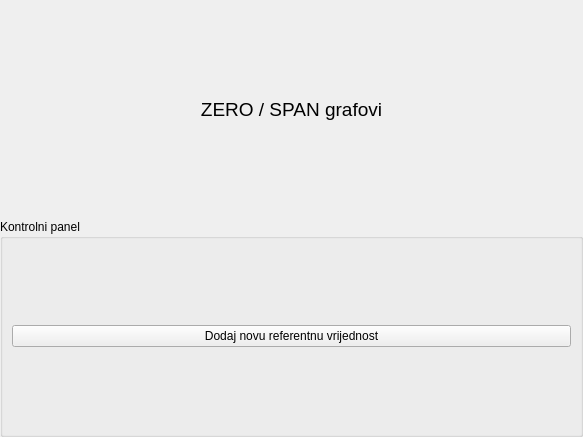
This is zerospan.ui in kluksa/kontrola-podataka as Qt 5 draws it before an edit. The edited form follows.
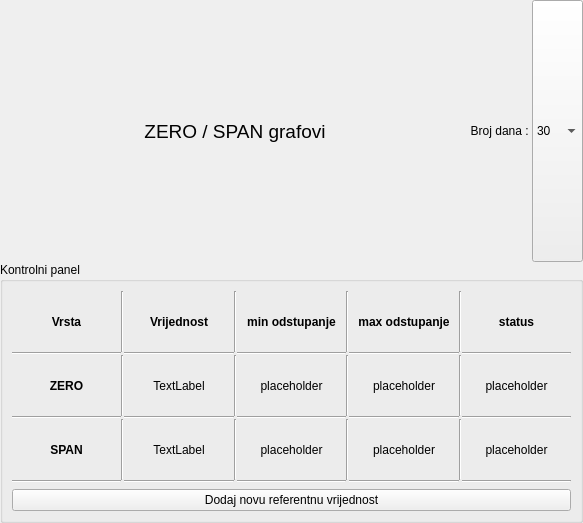
This is the edited form.

Commit message: Dodao combobox za izbor boroja dana u zero/span panel. Takodjer dodao i "tablicu" sa podacima ziabrane tocke (puni se levim ili middle klikom na tocku). Disableo sam scroll zoom opciju na zero i span grafu (privremeno), ali rectangle zoom radi prema zelji (i zoom i span graf se jednako zoomiraju po x osi). Dodatano, rectangle zoom vise nije proziran box vec ima zutu ispunu (na zero i span grafu se nije vidio zbog filla...).

Patch:
```diff
--- a/zerospan.ui
+++ b/zerospan.ui
@@ -7,7 +7,7 @@
     <x>0</x>
     <y>0</y>
     <width>583</width>
-    <height>437</height>
+    <height>523</height>
    </rect>
   </property>
   <property name="windowTitle">
@@ -21,19 +21,85 @@
     <number>0</number>
    </property>
    <item>
-    <widget class="QLabel" name="glavniLabel">
-     <property name="font">
-      <font>
-       <pointsize>14</pointsize>
-      </font>
-     </property>
-     <property name="text">
-      <string>ZERO / SPAN grafovi</string>
-     </property>
-     <property name="alignment">
-      <set>Qt::AlignCenter</set>
-     </property>
-    </widget>
+    <layout class="QHBoxLayout" name="horizontalLayout">
+     <item>
+      <widget class="QLabel" name="glavniLabel">
+       <property name="sizePolicy">
+        <sizepolicy hsizetype="Expanding" vsizetype="Minimum">
+         <horstretch>0</horstretch>
+         <verstretch>0</verstretch>
+        </sizepolicy>
+       </property>
+       <property name="font">
+        <font>
+         <pointsize>14</pointsize>
+        </font>
+       </property>
+       <property name="text">
+        <string>ZERO / SPAN grafovi</string>
+       </property>
+       <property name="alignment">
+        <set>Qt::AlignCenter</set>
+       </property>
+      </widget>
+     </item>
+     <item>
+      <widget class="QLabel" name="label_13">
+       <property name="sizePolicy">
+        <sizepolicy hsizetype="Minimum" vsizetype="Minimum">
+         <horstretch>0</horstretch>
+         <verstretch>0</verstretch>
+        </sizepolicy>
+       </property>
+       <property name="text">
+        <string>Broj dana : </string>
+       </property>
+       <property name="alignment">
+        <set>Qt::AlignRight|Qt::AlignTrailing|Qt::AlignVCenter</set>
+       </property>
+      </widget>
+     </item>
+     <item>
+      <widget class="QComboBox" name="brojDana">
+       <property name="sizePolicy">
+        <sizepolicy hsizetype="Minimum" vsizetype="Minimum">
+         <horstretch>0</horstretch>
+         <verstretch>0</verstretch>
+        </sizepolicy>
+       </property>
+       <item>
+        <property name="text">
+         <string>30</string>
+        </property>
+       </item>
+       <item>
+        <property name="text">
+         <string>60</string>
+        </property>
+       </item>
+       <item>
+        <property name="text">
+         <string>90</string>
+        </property>
+       </item>
+       <item>
+        <property name="text">
+         <string>120</string>
+        </property>
+       </item>
+       <item>
+        <property name="text">
+         <string>150</string>
+        </property>
+       </item>
+       <item>
+        <property name="text">
+         <string>180</string>
+        </property>
+       </item>
+      </widget>
+     </item>
+    </layout>
    </item>
    <item>
     <layout class="QVBoxLayout" name="spanLayout">
@@ -54,8 +120,396 @@
      <property name="title">
       <string>Kontrolni panel</string>
      </property>
-     <layout class="QGridLayout" name="gridLayout">
-      <item row="0" column="0">
+     <layout class="QVBoxLayout" name="verticalLayout_2">
+      <item>
+       <layout class="QGridLayout" name="gridLayout">
+        <property name="spacing">
+         <number>0</number>
+        </property>
+        <item row="1" column="0">
+         <widget class="Line" name="line">
+          <property name="orientation">
+           <enum>Qt::Horizontal</enum>
+          </property>
+         </widget>
+        </item>
+        <item row="2" column="4">
+         <widget class="QLabel" name="zeroMinD">
+          <property name="text">
+           <string>placeholder</string>
+          </property>
+          <property name="alignment">
+           <set>Qt::AlignCenter</set>
+          </property>
+         </widget>
+        </item>
+        <item row="0" column="0">
+         <widget class="QLabel" name="label_12">
+          <property name="font">
+           <font>
+            <weight>75</weight>
+            <bold>true</bold>
+           </font>
+          </property>
+          <property name="text">
+           <string>Vrsta</string>
+          </property>
+          <property name="alignment">
+           <set>Qt::AlignCenter</set>
+          </property>
+         </widget>
+        </item>
+        <item row="2" column="0">
+         <widget class="QLabel" name="label">
+          <property name="font">
+           <font>
+            <weight>75</weight>
+            <bold>true</bold>
+           </font>
+          </property>
+          <property name="text">
+           <string>ZERO</string>
+          </property>
+          <property name="alignment">
+           <set>Qt::AlignCenter</set>
+          </property>
+         </widget>
+        </item>
+        <item row="4" column="0">
+         <widget class="QLabel" name="label_2">
+          <property name="font">
+           <font>
+            <weight>75</weight>
+            <bold>true</bold>
+           </font>
+          </property>
+          <property name="text">
+           <string>SPAN</string>
+          </property>
+          <property name="alignment">
+           <set>Qt::AlignCenter</set>
+          </property>
+         </widget>
+        </item>
+        <item row="4" column="4">
+         <widget class="QLabel" name="spanMinD">
+          <property name="text">
+           <string>placeholder</string>
+          </property>
+          <property name="alignment">
+           <set>Qt::AlignCenter</set>
+          </property>
+         </widget>
+        </item>
+        <item row="0" column="4">
+         <widget class="QLabel" name="label_5">
+          <property name="font">
+           <font>
+            <weight>75</weight>
+            <bold>true</bold>
+           </font>
+          </property>
+          <property name="text">
+           <string>min odstupanje</string>
+          </property>
+          <property name="alignment">
+           <set>Qt::AlignCenter</set>
+          </property>
+         </widget>
+        </item>
+        <item row="0" column="6">
+         <widget class="QLabel" name="label_6">
+          <property name="font">
+           <font>
+            <weight>75</weight>
+            <bold>true</bold>
+           </font>
+          </property>
+          <property name="text">
+           <string>max odstupanje</string>
+          </property>
+          <property name="alignment">
+           <set>Qt::AlignCenter</set>
+          </property>
+         </widget>
+        </item>
+        <item row="0" column="8">
+         <widget class="QLabel" name="label_7">
+          <property name="font">
+           <font>
+            <weight>75</weight>
+            <bold>true</bold>
+           </font>
+          </property>
+          <property name="text">
+           <string>status</string>
+          </property>
+          <property name="alignment">
+           <set>Qt::AlignCenter</set>
+          </property>
+         </widget>
+        </item>
+        <item row="2" column="6">
+         <widget class="QLabel" name="zeroMaxD">
+          <property name="text">
+           <string>placeholder</string>
+          </property>
+          <property name="alignment">
+           <set>Qt::AlignCenter</set>
+          </property>
+         </widget>
+        </item>
+        <item row="4" column="6">
+         <widget class="QLabel" name="spanMaxD">
+          <property name="text">
+           <string>placeholder</string>
+          </property>
+          <property name="alignment">
+           <set>Qt::AlignCenter</set>
+          </property>
+         </widget>
+        </item>
+        <item row="2" column="8">
+         <widget class="QLabel" name="zeroStatus">
+          <property name="text">
+           <string>placeholder</string>
+          </property>
+          <property name="alignment">
+           <set>Qt::AlignCenter</set>
+          </property>
+         </widget>
+        </item>
+        <item row="4" column="8">
+         <widget class="QLabel" name="spanStatus">
+          <property name="text">
+           <string>placeholder</string>
+          </property>
+          <property name="alignment">
+           <set>Qt::AlignCenter</set>
+          </property>
+         </widget>
+        </item>
+        <item row="1" column="4">
+         <widget class="Line" name="line_2">
+          <property name="orientation">
+           <enum>Qt::Horizontal</enum>
+          </property>
+         </widget>
+        </item>
+        <item row="0" column="2">
+         <widget class="QLabel" name="label_14">
+          <property name="font">
+           <font>
+            <weight>75</weight>
+            <bold>true</bold>
+           </font>
+          </property>
+          <property name="text">
+           <string>Vrijednost</string>
+          </property>
+          <property name="alignment">
+           <set>Qt::AlignCenter</set>
+          </property>
+         </widget>
+        </item>
+        <item row="4" column="2">
+         <widget class="QLabel" name="spanValue">
+          <property name="text">
+           <string>TextLabel</string>
+          </property>
+          <property name="alignment">
+           <set>Qt::AlignCenter</set>
+          </property>
+         </widget>
+        </item>
+        <item row="5" column="4">
+         <widget class="Line" name="line_10">
+          <property name="orientation">
+           <enum>Qt::Horizontal</enum>
+          </property>
+         </widget>
+        </item>
+        <item row="1" column="6">
+         <widget class="Line" name="line_3">
+          <property name="orientation">
+           <enum>Qt::Horizontal</enum>
+          </property>
+         </widget>
+        </item>
+        <item row="3" column="8">
+         <widget class="Line" name="line_8">
+          <property name="orientation">
+           <enum>Qt::Horizontal</enum>
+          </property>
+         </widget>
+        </item>
+        <item row="1" column="8">
+         <widget class="Line" name="line_4">
+          <property name="orientation">
+           <enum>Qt::Horizontal</enum>
+          </property>
+         </widget>
+        </item>
+        <item row="3" column="0">
+         <widget class="Line" name="line_5">
+          <property name="orientation">
+           <enum>Qt::Horizontal</enum>
+          </property>
+         </widget>
+        </item>
+        <item row="5" column="0">
+         <widget class="Line" name="line_9">
+          <property name="orientation">
+           <enum>Qt::Horizontal</enum>
+          </property>
+         </widget>
+        </item>
+        <item row="3" column="4">
+         <widget class="Line" name="line_6">
+          <property name="orientation">
+           <enum>Qt::Horizontal</enum>
+          </property>
+         </widget>
+        </item>
+        <item row="3" column="6">
+         <widget class="Line" name="line_7">
+          <property name="orientation">
+           <enum>Qt::Horizontal</enum>
+          </property>
+         </widget>
+        </item>
+        <item row="5" column="6">
+         <widget class="Line" name="line_11">
+          <property name="orientation">
+           <enum>Qt::Horizontal</enum>
+          </property>
+         </widget>
+        </item>
+        <item row="4" column="3">
+         <widget class="Line" name="line_15">
+          <property name="orientation">
+           <enum>Qt::Vertical</enum>
+          </property>
+         </widget>
+        </item>
+        <item row="0" column="5">
+         <widget class="Line" name="line_16">
+          <property name="orientation">
+           <enum>Qt::Vertical</enum>
+          </property>
+         </widget>
+        </item>
+        <item row="0" column="3">
+         <widget class="Line" name="line_13">
+          <property name="orientation">
+           <enum>Qt::Vertical</enum>
+          </property>
+         </widget>
+        </item>
+        <item row="5" column="8">
+         <widget class="Line" name="line_12">
+          <property name="orientation">
+           <enum>Qt::Horizontal</enum>
+          </property>
+         </widget>
+        </item>
+        <item row="2" column="3">
+         <widget class="Line" name="line_14">
+          <property name="orientation">
+           <enum>Qt::Vertical</enum>
+          </property>
+         </widget>
+        </item>
+        <item row="2" column="5">
+         <widget class="Line" name="line_17">
+          <property name="orientation">
+           <enum>Qt::Vertical</enum>
+          </property>
+         </widget>
+        </item>
+        <item row="4" column="5">
+         <widget class="Line" name="line_18">
+          <property name="orientation">
+           <enum>Qt::Vertical</enum>
+          </property>
+         </widget>
+        </item>
+        <item row="0" column="7">
+         <widget class="Line" name="line_19">
+          <property name="orientation">
+           <enum>Qt::Vertical</enum>
+          </property>
+         </widget>
+        </item>
+        <item row="2" column="7">
+         <widget class="Line" name="line_20">
+          <property name="orientation">
+           <enum>Qt::Vertical</enum>
+          </property>
+         </widget>
+        </item>
+        <item row="4" column="7">
+         <widget class="Line" name="line_21">
+          <property name="orientation">
+           <enum>Qt::Vertical</enum>
+          </property>
+         </widget>
+        </item>
+        <item row="2" column="2">
+         <widget class="QLabel" name="zeroValue">
+          <property name="text">
+           <string>TextLabel</string>
+          </property>
+          <property name="alignment">
+           <set>Qt::AlignCenter</set>
+          </property>
+         </widget>
+        </item>
+        <item row="0" column="1">
+         <widget class="Line" name="line_22">
+          <property name="orientation">
+           <enum>Qt::Vertical</enum>
+          </property>
+         </widget>
+        </item>
+        <item row="2" column="1">
+         <widget class="Line" name="line_23">
+          <property name="orientation">
+           <enum>Qt::Vertical</enum>
+          </property>
+         </widget>
+        </item>
+        <item row="4" column="1">
+         <widget class="Line" name="line_24">
+          <property name="orientation">
+           <enum>Qt::Vertical</enum>
+          </property>
+         </widget>
+        </item>
+        <item row="1" column="2">
+         <widget class="Line" name="line_25">
+          <property name="orientation">
+           <enum>Qt::Horizontal</enum>
+          </property>
+         </widget>
+        </item>
+        <item row="3" column="2">
+         <widget class="Line" name="line_26">
+          <property name="orientation">
+           <enum>Qt::Horizontal</enum>
+          </property>
+         </widget>
+        </item>
+        <item row="5" column="2">
+         <widget class="Line" name="line_27">
+          <property name="orientation">
+           <enum>Qt::Horizontal</enum>
+          </property>
+         </widget>
+        </item>
+       </layout>
+      </item>
+      <item>
        <widget class="QPushButton" name="dodajRefZS">
         <property name="text">
          <string>Dodaj novu referentnu vrijednost</string>
```
The commit also changes 7 other files.
